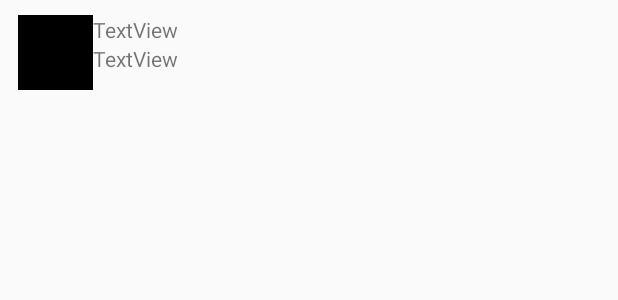
After one commit to isabellagc/compass, an Android app: the layout item_chat.xml on its own in the app's theme, with its tools: preview values and no code run, on a phone screen of 412 x 824 dp. The commit adds this screen. Shown: the top 300 px of the screen. Run offline under Robolectric (Android 15) with nearby library versions, the phone set to English and light mode, and no system bars.

Commit message:
added chatMessage & adapter

```diff
--- a/app/build.gradle
+++ b/app/build.gradle
@@ -38,6 +38,9 @@ dependencies {
     compile 'com.google.firebase:firebase-core:11.0.2'
     compile 'com.google.firebase:firebase-messaging:11.0.2'
     compile 'com.android.support:recyclerview-v7:26.+'
+    compile 'com.google.firebase:firebase-storage:11.0.2'
+    compile 'com.google.firebase:firebase-database:11.0.2'
+
 
 }
 
--- a/app/src/main/res/layout/activity_resources.xml
+++ b/app/src/main/res/layout/activity_resources.xml
@@ -7,8 +7,7 @@
         android:id="@+id/flMap"
         android:layout_width="match_parent"
         android:layout_height="350dp"
-        android:background="@mipmap/harvard_5"
-        android:backgroundTint="@color/c50"></FrameLayout>
+        android:background="@mipmap/harvard_5"></FrameLayout>
 
     <ImageView
         android:id="@+id/imageView"
--- /dev/null
+++ b/app/src/main/res/layout/item_chat.xml
@@ -0,0 +1,46 @@
+<?xml version="1.0" encoding="utf-8"?>
+<RelativeLayout xmlns:android="http://schemas.android.com/apk/res/android"
+    xmlns:app="http://schemas.android.com/apk/res-auto"
+    android:orientation="vertical" android:layout_width="match_parent"
+    android:layout_height="match_parent">
+
+    <ImageView
+        android:id="@+id/ivProfileOther"
+        android:layout_width="50dp"
+        android:layout_height="50dp"
+        app:srcCompat="@color/Black"
+        android:layout_alignParentTop="true"
+        android:layout_alignParentLeft="true"
+        android:layout_alignParentStart="true"
+        android:layout_marginLeft="12dp"
+        android:layout_marginStart="12dp"
+        android:layout_marginTop="10dp" />
+
+    <TextView
+        android:id="@+id/tvUserName"
+        android:layout_width="match_parent"
+        android:layout_height="wrap_content"
+        android:layout_alignTop="@+id/ivProfileOther"
+        android:layout_toRightOf="@+id/ivProfileOther"
+        android:text="TextView" />
+
+    <TextView
+        android:id="@+id/tvChatText"
+        android:layout_width="wrap_content"
+        android:layout_height="wrap_content"
+        android:layout_alignLeft="@+id/tvUserName"
+        android:layout_alignStart="@+id/tvUserName"
+        android:layout_below="@+id/tvUserName"
+        android:text="TextView" />
+
+    <ImageView
+        android:id="@+id/ivProfileMe"
+        android:layout_width="50dp"
+        android:layout_height="50dp"
+        android:layout_alignTop="@+id/tvUserName"
+        android:layout_marginLeft="11dp"
+        android:layout_marginStart="11dp"
+        android:layout_toEndOf="@+id/tvUserName"
+        android:layout_toRightOf="@+id/tvUserName"
+        app:srcCompat="@color/c600" />
+</RelativeLayout>
```
Also changed, not shown: app/src/main/AndroidManifest.xml (+0 -14 lines), app/src/main/java/compass/compass/ChatAdapter.java (added, +96 -0 lines), app/src/main/java/compass/compass/LocationActivity.java (+59 -0 lines), app/src/main/java/compass/compass/MyFirebaseInstanceIDService.java (deleted, +0 -32 lines), app/src/main/java/compass/compass/MyFirebaseMessagingService.java (deleted, +0 -18 lines), app/src/main/java/compass/compass/models/ChatMessage.java (added, +49 -0 lines), app/src/main/res/layout/activity_location.xml (+43 -7 lines).
